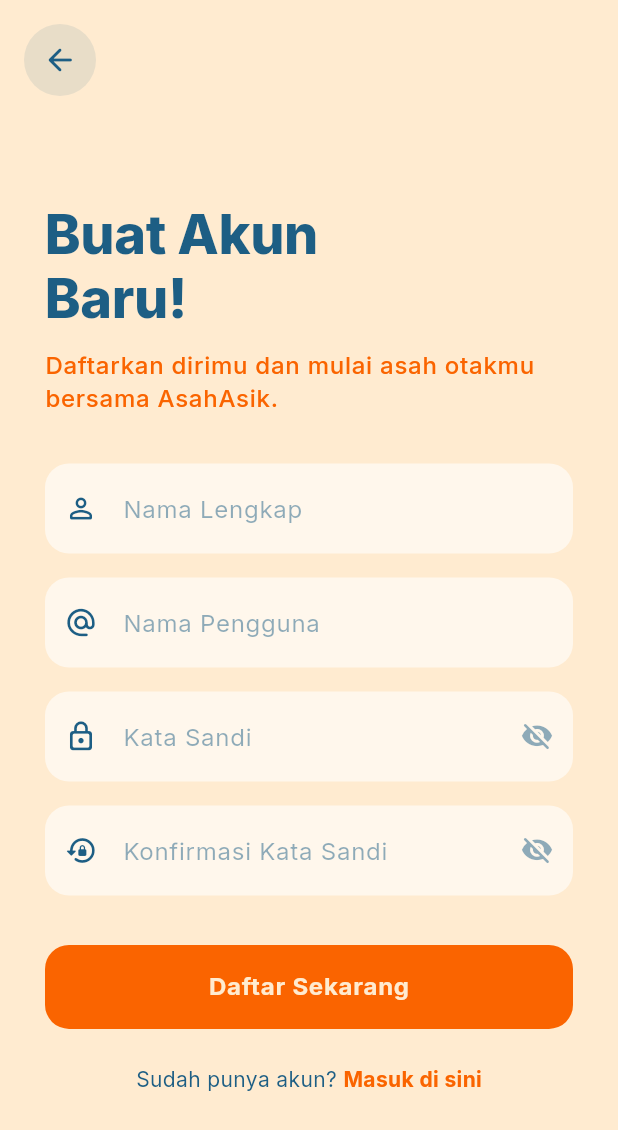
After one commit to valmaiimtiyaz/ValmaiImtiyaz_24-135_PM6, a Flutter app: the SignUpScreen screen opened by its route, on a phone screen of 412 x 824 dp. The commit adds this screen. Shown: the top 1130 px of the screen. Run offline on Flutter 3.47's test engine with Material 3 defaults, Android fonts, the phone set to English and light mode, and no system bars; our stand-ins replace go_router.

Commit message:
feat: membuat antarmuka halaman sign up dan menambahkan router pada sign in ke sign up

```diff
--- a/lib/core/routes/app_router.dart
+++ b/lib/core/routes/app_router.dart
@@ -2,6 +2,7 @@ import 'package:flutter/material.dart';
 import 'package:go_router/go_router.dart';
 
 import '../../screens/auth/sign_in_screen.dart';
+import '../../screens/auth/sign_up_screen.dart';
 
 class AppRoutes {
   static const String signIn = '/';
@@ -22,8 +23,7 @@ class AppRouter {
       ),
       GoRoute(
         path: AppRoutes.signUp,
-        builder: (context, state) =>
-            const Scaffold(body: Center(child: Text('Halaman Sign Up'))),
+        builder: (context, state) => const SignUpScreen(),
       ),
       GoRoute(
         path: AppRoutes.home,
--- a/lib/screens/auth/sign_in_screen.dart
+++ b/lib/screens/auth/sign_in_screen.dart
@@ -54,7 +54,6 @@ class _SignInScreenState extends State<SignInScreen> {
                   ),
                 ),
                 const SizedBox(height: 24),
-
                 Text(
                   'Halo,\nSelamat Datang!',
                   style: textTheme.displayLarge?.copyWith(
@@ -63,17 +62,20 @@ class _SignInScreenState extends State<SignInScreen> {
                   ),
                 ),
                 const SizedBox(height: 12),
+
                 Text(
                   'Masuk ke akun AsahAsik Kamu\nuntuk memulai quiz.',
                   style: textTheme.bodyLarge?.copyWith(height: 1.4),
                 ),
                 SizedBox(height: size.height * 0.05),
+
                 CustomTextField(
                   hintText: 'Nama Pengguna',
                   icon: Icons.alternate_email_rounded,
                   controller: _usernameController,
                 ),
                 const SizedBox(height: 20),
+
                 CustomTextField(
                   hintText: 'Kata Sandi',
                   icon: Icons.lock_outline_rounded,
@@ -81,6 +83,7 @@ class _SignInScreenState extends State<SignInScreen> {
                   controller: _passwordController,
                 ),
                 const SizedBox(height: 12),
+
                 Align(
                   alignment: Alignment.centerRight,
                   child: TextButton(
@@ -103,6 +106,7 @@ class _SignInScreenState extends State<SignInScreen> {
                   },
                 ),
                 const SizedBox(height: 24),
+
                 Row(
                   mainAxisAlignment: MainAxisAlignment.center,
                   children: [
--- /dev/null
+++ b/lib/screens/auth/sign_up_screen.dart
@@ -0,0 +1,166 @@
+import 'package:flutter/material.dart';
+import 'package:go_router/go_router.dart';
+
+import '../../core/constants/app_colors.dart';
+import '../../widgets/custom_button.dart';
+import '../../widgets/custom_textfield.dart';
+
+class SignUpScreen extends StatefulWidget {
+  const SignUpScreen({super.key});
+
+  @override
+  State<SignUpScreen> createState() => _SignUpScreenState();
+}
+
+class _SignUpScreenState extends State<SignUpScreen> {
+  final TextEditingController _nameController = TextEditingController();
+  final TextEditingController _usernameController = TextEditingController();
+  final TextEditingController _passwordController = TextEditingController();
+  final TextEditingController _confirmPasswordController =
+      TextEditingController();
+
+  @override
+  void dispose() {
+    _nameController.dispose();
+    _usernameController.dispose();
+    _passwordController.dispose();
+    _confirmPasswordController.dispose();
+    super.dispose();
+  }
+
+  @override
+  Widget build(BuildContext context) {
+    final size = MediaQuery.of(context).size;
+    final isTablet = size.width > 600;
+    final textTheme = Theme.of(context).textTheme;
+
+    return Scaffold(
+      body: SafeArea(
+        child: Stack(
+          children: [
+            Center(
+              child: SingleChildScrollView(
+                padding: EdgeInsets.symmetric(
+                  horizontal: isTablet ? size.width * 0.25 : 30.0,
+                  vertical: 24.0,
+                ),
+                child: Column(
+                  crossAxisAlignment: CrossAxisAlignment.start,
+                  mainAxisAlignment: MainAxisAlignment.center,
+                  children: [
+                    const SizedBox(height: 40),
+
+                    Text(
+                      'Buat Akun\nBaru!',
+                      style: textTheme.displayLarge?.copyWith(
+                        fontSize: 36,
+                        height: 1.2,
+                      ),
+                    ),
+                    const SizedBox(height: 12),
+
+                    Text(
+                      'Daftarkan dirimu dan mulai asah otakmu\nbersama AsahAsik.',
+                      style: textTheme.bodyLarge?.copyWith(height: 1.4),
+                    ),
+                    SizedBox(height: size.height * 0.04),
+
+                    CustomTextField(
+                      hintText: 'Nama Lengkap',
+                      icon: Icons.person_outline_rounded,
+                      controller: _nameController,
+                    ),
+                    const SizedBox(height: 16),
+
+                    CustomTextField(
+                      hintText: 'Nama Pengguna',
+                      icon: Icons.alternate_email_rounded,
+                      controller: _usernameController,
+                    ),
+                    const SizedBox(height: 16),
+
+                    CustomTextField(
+                      hintText: 'Kata Sandi',
+                      icon: Icons.lock_outline_rounded,
+                      isPassword: true,
+                      controller: _passwordController,
+                    ),
+                    const SizedBox(height: 16),
+
+                    CustomTextField(
+                      hintText: 'Konfirmasi Kata Sandi',
+                      icon: Icons.lock_reset_rounded,
+                      isPassword: true,
+                      controller: _confirmPasswordController,
+                    ),
+                    SizedBox(height: size.height * 0.04),
+
+                    CustomButton(
+                      text: 'Daftar Sekarang',
+                      onPressed: () {
+                        ScaffoldMessenger.of(context).showSnackBar(
+                          SnackBar(
+                            content: const Text(
+                              'Akun berhasil dibuat! Silakan masuk.',
+                            ),
+                            backgroundColor: AppColors.blazeOrange,
+                            behavior: SnackBarBehavior.floating,
+                            shape: RoundedRectangleBorder(
+                              borderRadius: BorderRadius.circular(10),
+                            ),
+                          ),
+                        );
+                        context.pop();
+                      },
+                    ),
+                    const SizedBox(height: 24),
+                    Row(
+                      mainAxisAlignment: MainAxisAlignment.center,
+                      children: [
+                        Text(
+                          'Sudah punya akun? ',
+                          style: textTheme.bodyMedium?.copyWith(
+                            color: AppColors.lightNavyBlue,
+                          ),
+                        ),
+                        GestureDetector(
+                          onTap: () {
+                            context.pop();
+                          },
+                          child: const Text(
+                            'Masuk di sini',
+                            style: TextStyle(
+                              color: AppColors.blazeOrange,
+                              fontWeight: FontWeight.bold,
+                              fontSize: 14,
+                            ),
+                          ),
+                        ),
+                      ],
+                    ),
+                  ],
+                ),
+              ),
+            ),
+
+            Positioned(
+              top: 16,
+              left: 16,
+              child: Container(
+                decoration: BoxDecoration(
+                  color: AppColors.lightNavyBlue.withOpacity(0.1),
+                  shape: BoxShape.circle,
+                ),
+                child: IconButton(
+                  icon: const Icon(Icons.arrow_back_rounded),
+                  color: AppColors.lightNavyBlue,
+                  onPressed: () => context.pop(),
+                ),
+              ),
+            ),
+          ],
+        ),
+      ),
+    );
+  }
+}
```
